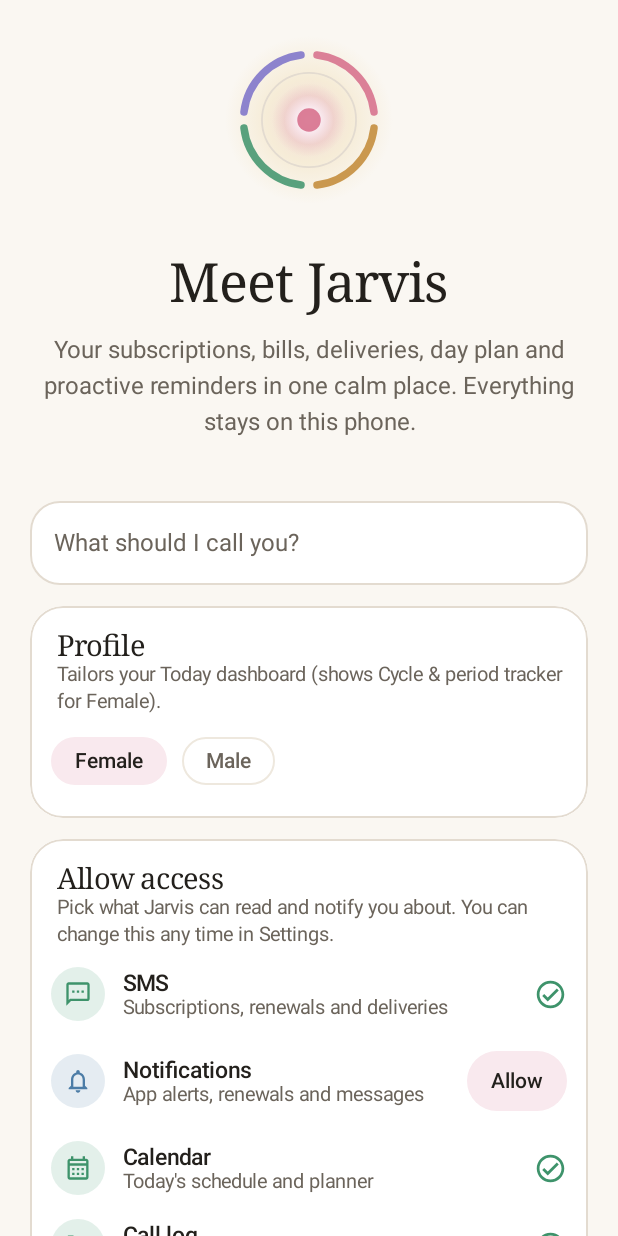
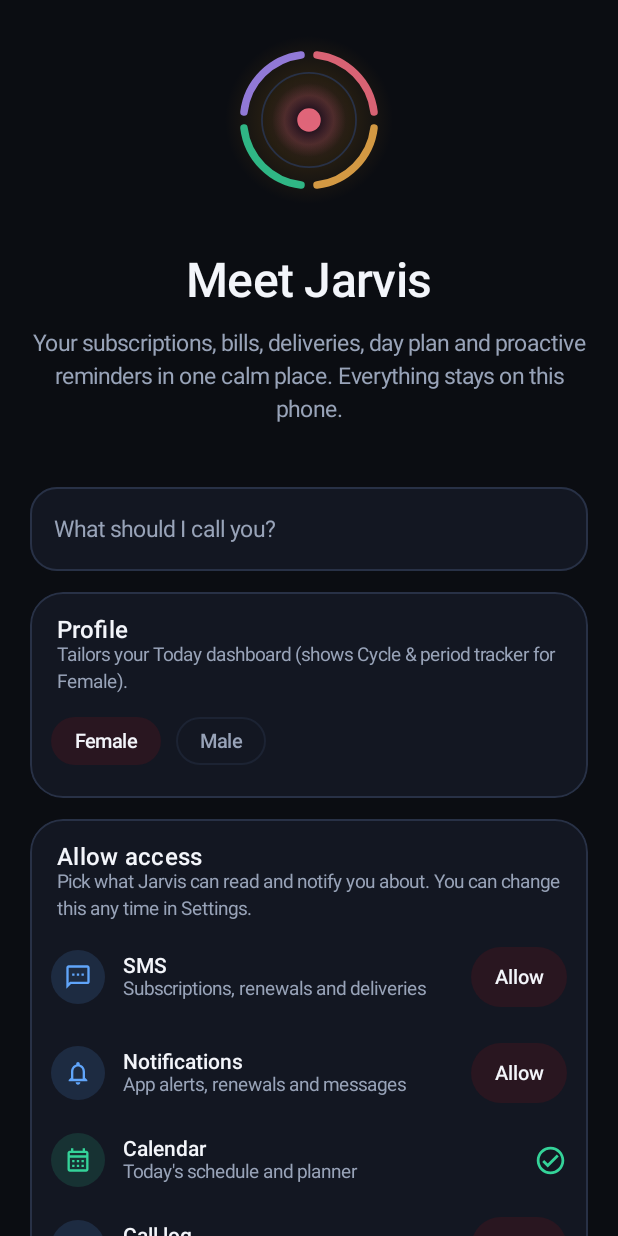
Before and after one commit to SarathChandraBellam/jarvis, an Android app built with Jetpack Compose: the screen it shows after launch (MainActivity), on a phone screen of 412 x 824 dp. Run offline under Robolectric (Android 15) with nearby library versions, the phone set to English and light mode, and no system bars.

```diff
--- a/app/build.gradle.kts
+++ b/app/build.gradle.kts
@@ -88,6 +88,7 @@ dependencies {
   implementation(libs.androidx.core.ktx)
   implementation(libs.androidx.lifecycle.runtime.ktx)
   implementation(libs.androidx.activity.compose)
+  implementation(libs.androidx.health.connect)
 
   // Arch Components
   implementation(libs.androidx.lifecycle.runtime.compose)
--- a/app/src/main/kotlin/com/jarvis/hud/contracts/Contracts.kt
+++ b/app/src/main/kotlin/com/jarvis/hud/contracts/Contracts.kt
@@ -1,5 +1,6 @@
 package com.jarvis.hud.contracts
 
+import com.jarvis.hud.model.AgentDecision
 import com.jarvis.hud.model.AppUsageStat
 import com.jarvis.hud.model.CalendarEntry
 import com.jarvis.hud.model.CallSummary
@@ -10,9 +11,12 @@ import com.jarvis.hud.model.DailyBriefing
 import com.jarvis.hud.model.DataSource
 import com.jarvis.hud.model.DeviceTelemetry
 import com.jarvis.hud.model.HabitItem
+import com.jarvis.hud.model.HealthSnapshot
 import com.jarvis.hud.model.ItemStatus
 import com.jarvis.hud.model.JarvisSettings
+import com.jarvis.hud.model.JarvisUiState
 import com.jarvis.hud.model.MealLog
+import com.jarvis.hud.model.MessageClassification
 import com.jarvis.hud.model.OpenRouterModelInfo
 import com.jarvis.hud.model.OrganizedItem
 import com.jarvis.hud.model.PermissionStatus
@@ -38,6 +42,22 @@ interface PhoneDataSource {
 /** Optional hardware step-counter reader (falls back cleanly when no sensor/permission). */
 interface StepSensorSource {
   suspend fun readTodaySteps(): Int?
+}
+
+/** Unified Health Connect / Garmin Connect / wearable health telemetry source. */
+interface HealthDataSource {
+  suspend fun isAvailable(): Boolean
+  suspend fun hasPermissions(): Boolean
+  suspend fun readTodaySnapshot(): HealthSnapshot
+}
+
+/** Voice speech-to-text controller for hands-free talking to J.A.R.V.I.S. */
+interface VoiceListener {
+  val isListening: StateFlow<Boolean>
+  val partialTranscript: StateFlow<String>
+  fun startListening(onResult: (String) -> Unit, onError: (String) -> Unit)
+  fun stopListening()
+  fun destroy()
 }
 
 interface NotificationFeed {
@@ -87,9 +107,16 @@ interface AskAssistant {
   ): ChatMessage
 }
 
+/** Agentic decision engine: interprets voice/text commands into spoken replies + autonomous actions. */
+interface AgentEngine {
+  suspend fun decide(prompt: String, state: JarvisUiState): AgentDecision
+}
+
 interface IntelStore {
   val items: StateFlow<List<OrganizedItem>>
+  val classificationMap: StateFlow<Map<String, MessageClassification>>
   suspend fun upsert(items: List<OrganizedItem>)
+  suspend fun recordClassifications(entries: Collection<MessageClassification>)
   suspend fun setStatus(itemId: String, status: ItemStatus)
   suspend fun isProcessed(contentHash: String): Boolean
   suspend fun markProcessed(hashes: Collection<String>)
@@ -156,6 +183,8 @@ interface Speaker {
 interface JarvisContainer {
   val phoneData: PhoneDataSource
   val stepSensor: StepSensorSource
+  val healthData: HealthDataSource
+  val voiceListener: VoiceListener
   val notifications: NotificationFeed
   val permissions: PermissionChecker
   val settingsRepo: SettingsRepository
@@ -163,6 +192,8 @@ interface JarvisContainer {
   val organizer: IntelOrganizer
   val briefings: BriefingGenerator
   val assistant: AskAssistant
+  val agent: AgentEngine?
+    get() = null
   val store: IntelStore
   val plannerStore: PlannerStore
   val notifier: ProactiveNotifier
--- a/app/src/main/kotlin/com/jarvis/hud/model/JarvisModels.kt
+++ b/app/src/main/kotlin/com/jarvis/hud/model/JarvisModels.kt
@@ -306,16 +306,67 @@ data class PermissionStatus(
   val usageAccessGranted: Boolean,
   val notificationsPostGranted: Boolean = true,
   val activityRecognitionGranted: Boolean = true,
+  val microphoneGranted: Boolean = false,
+  val healthConnectGranted: Boolean = false,
 ) {
   val grantedCount: Int
     get() = listOf(
-      smsGranted,
       notificationAccessGranted,
+      healthConnectGranted,
+      microphoneGranted,
       calendarGranted,
-      callLogGranted,
-      usageAccessGranted,
+      notificationsPostGranted,
     ).count { it }
 }
+
+/** Explicit mapping of an ingested message/notification ID to its AI classification. */
+data class MessageClassification(
+  val messageId: String,
+  val category: IntelCategory,
+  val priority: Priority,
+  val source: DataSource,
+  val sender: String,
+  val title: String,
+  val classifiedBy: String = "local",
+  val timestamp: Long = 0L,
+)
+
+/** Unified health telemetry pulled from Android Health Connect (Garmin Connect / watch) or phone sensors. */
+data class HealthSnapshot(
+  val stepsToday: Int? = null,
+  val sleepMinutesLastNight: Int? = null,
+  val bedtimeLabel: String? = null,
+  val wakeLabel: String? = null,
+  val heartRateBpm: Int? = null,
+  val activeCaloriesKcal: Int? = null,
+  val recentWorkouts: List<WorkoutLog> = emptyList(),
+  val sourceLabel: String = "Device sensors",
+  val connected: Boolean = false,
+  val garminDetected: Boolean = false,
+  val syncedAtMillis: Long = 0L,
+)
+
+/** Structured action proposed by J.A.R.V.I.S. from natural speech or text. */
+data class AgentAction(
+  val type: String,
+  val params: Map<String, String> = emptyMap(),
+)
+
+/** Result of an agentic decision turn (spoken reply + zero or more autonomous actions). */
+data class AgentDecision(
+  val reply: String,
+  val actions: List<AgentAction> = emptyList(),
+  val modelUsed: String = "local",
+)
+
+/** Audit log entry shown on the HUD when J.A.R.V.I.S. autonomously logs or updates state. */
+data class AgentActionLog(
+  val id: String,
+  val actionType: String,
+  val summary: String,
+  val timestamp: Long,
+  val succeeded: Boolean = true,
+)
 
 data class JarvisSettings(
   val apiKey: String = "",
@@ -364,6 +415,8 @@ data class JarvisUiState(
   val isSyncing: Boolean = false,
   val syncStatusLine: String = "Ready",
   val isSpeaking: Boolean = false,
+  val isListening: Boolean = false,
+  val liveTranscript: String = "",
   val isAskingAi: Boolean = false,
   val settings: JarvisSettings = JarvisSettings(),
   val permissions: PermissionStatus = PermissionStatus(
@@ -379,8 +432,11 @@ data class JarvisUiState(
     freeStorageGb = 64.5f,
     totalStorageGb = 128.0f,
   ),
+  val healthSnapshot: HealthSnapshot = HealthSnapshot(),
   val briefing: DailyBriefing? = null,
   val items: List<OrganizedItem> = emptyList(),
+  val classificationMap: Map<String, MessageClassification> = emptyMap(),
+  val recentAgentActions: List<AgentActionLog> = emptyList(),
   val subscriptions: List<TrackedSubscription> = emptyList(),
   val reminders: List<PlannerReminder> = emptyList(),
   val proactiveAlerts: List<ProactiveAlert> = emptyList(),
@@ -423,6 +479,9 @@ interface JarvisActions {
   fun onDismissError()
   fun onOpenItem(itemId: String?)
   fun onClearChat()
+  fun onToggleVoiceListening() {}
+  fun onRequestHealthConnectPermissions() {}
+  fun onOpenHealthConnectSettings() {}
   fun onSelectTodayView(index: Int) {}
   fun onSelectSubsView(index: Int) {}
   fun onSelectInboxFilter(categoryName: String?, showCompleted: Boolean) {}
--- a/app/src/main/kotlin/com/jarvis/hud/ui/theme/Color.kt
+++ b/app/src/main/kotlin/com/jarvis/hud/ui/theme/Color.kt
@@ -3,56 +3,60 @@ package com.jarvis.hud.ui.theme
 import androidx.compose.ui.graphics.Color
 
 /**
- * Warm calm cream & soft pastel palette inspired by @itspsneha's personal software aesthetic:
- * warm paper cream canvas, crisp white cards, blush rose, warm sand, sage mint,
- * soft lavender, and dusty slate blue — gentle and soothing, never harsh.
+ * Original ambient obsidian palette: deep matte charcoal canvas, graphite cards,
+ * electric indigo primary accent, live mint health indicators, warm amber alerts,
+ * and soft rose highlights.
  */
 object HudColors {
-  val Background = Color(0xFFFAF7F2)
-  val Surface = Color(0xFFFFFFFF)
-  val SurfaceHigh = Color(0xFFF3EFE8)
-  val SurfaceHighest = Color(0xFFE9E2D6)
-  val DockGlass = Color(0xF7FFFFFF)
+  val Background = Color(0xFF0B0D12)
+  val Surface = Color(0xFF131722)
+  val SurfaceHigh = Color(0xFF1B2130)
+  val SurfaceHighest = Color(0xFF252D40)
+  val DockGlass = Color(0xF2121620)
 
-  val Outline = Color(0xFFE3DBD0)
-  val OutlineSoft = Color(0xFFEEE8DE)
+  val Outline = Color(0xFF283146)
+  val OutlineSoft = Color(0xFF1C2333)
 
-  // High-contrast warm espresso ink for primary buttons & active pills on cream paper.
-  val Cream = Color(0xFF23201C)
-  val OnCream = Color(0xFFFAF7F2)
+  // Primary electric indigo accent and crisp dark ink on primary controls.
+  val Cream = Color(0xFF7C9BFF)
+  val OnCream = Color(0xFF090D16)
 
-  // Soft calm pastel accents & tinted card washes.
-  val Blush = Color(0xFFD66D8A)
-  val BlushSoft = Color(0xFFF9E9EE)
+  // Soft rose accent for cycle/urgent signals.
+  val Blush = Color(0xFFFB7185)
+  val BlushSoft = Color(0xFF291620)
 
-  val Sand = Color(0xFFC28935)
+  // Warm amber for renewals, bills, and attention signals.
+  val Sand = Color(0xFFF5B14C)
   val Amber = Sand
   val Gold = Sand
-  val SandSoft = Color(0xFFF6ECD7)
+  val SandSoft = Color(0xFF261E12)
 
-  val Sage = Color(0xFF3E936B)
+  // Live mint for health telemetry, steps, and completed actions.
+  val Sage = Color(0xFF34D399)
   val Mint = Sage
   val Green = Sage
-  val SageSoft = Color(0xFFE3F2EA)
+  val SageSoft = Color(0xFF0F2620)
 
-  val Lavender = Color(0xFF7B70C9)
+  // Soft violet for AI classification and sleep telemetry.
+  val Lavender = Color(0xFFA78BFA)
   val Violet = Lavender
-  val LavenderSoft = Color(0xFFEDEAF8)
+  val LavenderSoft = Color(0xFF1E1A32)
 
-  val SlateBlue = Color(0xFF4C7CA6)
-  val SlateBlueSoft = Color(0xFFE6EFF7)
+  // Cool azure accent for voice presence and active status.
+  val SlateBlue = Color(0xFF60A5FA)
+  val SlateBlueSoft = Color(0xFF121E32)
   val Sky = SlateBlue
   val Cyan = SlateBlue
   val CyanSoft = SlateBlueSoft
-  val OnCyan = Color(0xFFFFFFFF)
+  val OnCyan = Color(0xFF090D16)
 
-  val Peach = Color(0xFFD07B52)
-  val PeachSoft = Color(0xFFFBECE3)
+  val Peach = Color(0xFFFB923C)
+  val PeachSoft = Color(0xFF281A12)
 
-  val Coral = Color(0xFFCB5E59)
+  val Coral = Color(0xFFF87171)
   val Red = Coral
 
-  val Text = Color(0xFF23201C)
-  val TextDim = Color(0xFF6B645B)
-  val TextMuted = Color(0xFF9B9389)
+  val Text = Color(0xFFF3F5FA)
+  val TextDim = Color(0xFF98A3B8)
+  val TextMuted = Color(0xFF636E85)
 }
--- a/app/src/main/kotlin/com/jarvis/hud/ui/theme/Theme.kt
+++ b/app/src/main/kotlin/com/jarvis/hud/ui/theme/Theme.kt
@@ -4,7 +4,7 @@ import androidx.compose.foundation.shape.RoundedCornerShape
 import androidx.compose.material3.MaterialTheme
 import androidx.compose.material3.Shapes
 import androidx.compose.material3.Typography
-import androidx.compose.material3.lightColorScheme
+import androidx.compose.material3.darkColorScheme
 import androidx.compose.runtime.Composable
 import androidx.compose.ui.text.TextStyle
 import androidx.compose.ui.text.font.FontFamily
@@ -13,108 +13,109 @@ import androidx.compose.ui.text.font.FontWeight
 import androidx.compose.ui.unit.dp
 import androidx.compose.ui.unit.sp
 
-private val JarvisColorScheme = lightColorScheme(
+private val JarvisColorScheme = darkColorScheme(
   primary = HudColors.Cream,
   onPrimary = HudColors.OnCream,
   primaryContainer = HudColors.BlushSoft,
-  onPrimaryContainer = HudColors.Blush,
+  onPrimaryContainer = HudColors.Cream,
   secondary = HudColors.Sand,
-  onSecondary = HudColors.Surface,
+  onSecondary = HudColors.OnCream,
   secondaryContainer = HudColors.SandSoft,
   onSecondaryContainer = HudColors.Text,
   tertiary = HudColors.Sage,
-  onTertiary = HudColors.Surface,
+  onTertiary = HudColors.OnCream,
   error = HudColors.Coral,
-  onError = HudColors.Surface,
+  onError = HudColors.OnCream,
   background = HudColors.Background,
   onBackground = HudColors.Text,
-  surface = HudColors.Background,
+  surface = HudColors.Surface,
   onSurface = HudColors.Text,
   surfaceVariant = HudColors.SurfaceHigh,
   onSurfaceVariant = HudColors.TextDim,
-  surfaceContainerLowest = HudColors.Surface,
-  surfaceContainerLow = HudColors.Background,
+  surfaceContainerLowest = HudColors.Background,
+  surfaceContainerLow = HudColors.Surface,
   surfaceContainer = HudColors.Surface,
   surfaceContainerHigh = HudColors.SurfaceHigh,
   surfaceContainerHighest = HudColors.SurfaceHighest,
   outline = HudColors.Outline,
   outlineVariant = HudColors.OutlineSoft,
-  inverseSurface = HudColors.Cream,
-  inverseOnSurface = HudColors.OnCream,
-  inversePrimary = HudColors.Blush,
+  inverseSurface = HudColors.Text,
+  inverseOnSurface = HudColors.Background,
+  inversePrimary = HudColors.Cream,
 )
 
 private val Sans = FontFamily.SansSerif
-private val Serif = FontFamily.Serif
+private val Mono = FontFamily.Monospace
 
-/** Editorial serif display + tabular numeric roles for calm personal software. */
+/** Tactical Stark HUD display + tabular numeric roles. */
 object JarvisType {
   val HeroSerif = TextStyle(
-    fontFamily = Serif,
-    fontWeight = FontWeight.Medium,
-    fontSize = 36.sp,
-    lineHeight = 42.sp,
-    letterSpacing = (-0.6).sp,
+    fontFamily = Sans,
+    fontWeight = FontWeight.SemiBold,
+    fontSize = 32.sp,
+    lineHeight = 38.sp,
+    letterSpacing = (-0.5).sp,
     fontFeatureSettings = "tnum",
   )
   val TitleSerif = TextStyle(
-    fontFamily = Serif,
-    fontWeight = FontWeight.Medium,
-    fontSize = 24.sp,
-    lineHeight = 30.sp,
-    letterSpacing = (-0.3).sp,
+    fontFamily = Sans,
+    fontWeight = FontWeight.SemiBold,
+    fontSize = 22.sp,
+    lineHeight = 28.sp,
+    letterSpacing = (-0.2).sp,
   )
   val SectionSerif = TextStyle(
-    fontFamily = Serif,
-    fontWeight = FontWeight.Medium,
-    fontSize = 19.sp,
-    lineHeight = 24.sp,
-    letterSpacing = (-0.2).sp,
+    fontFamily = Sans,
+    fontWeight = FontWeight.SemiBold,
+    fontSize = 16.sp,
+    lineHeight = 22.sp,
+    letterSpacing = 0.2.sp,
   )
   val MetricLarge = TextStyle(
-    fontFamily = Sans,
-    fontWeight = FontWeight.SemiBold,
-    fontSize = 28.sp,
-    lineHeight = 34.sp,
-    letterSpacing = (-0.5).sp,
+    fontFamily = Mono,
+    fontWeight = FontWeight.Bold,
+    fontSize = 26.sp,
+    lineHeight = 32.sp,
+    letterSpacing = (-0.4).sp,
     fontFeatureSettings = "tnum",
   )
   val MetricMedium = TextStyle(
-    fontFamily = Sans,
+    fontFamily = Mono,
     fontWeight = FontWeight.SemiBold,
-    fontSize = 20.sp,
-    lineHeight = 26.sp,
+    fontSize = 18.sp,
+    lineHeight = 24.sp,
     fontFeatureSettings = "tnum",
   )
   val PromptItalic = TextStyle(
-    fontFamily = Serif,
-    fontStyle = FontStyle.Italic,
-    fontSize = 12.sp,
+    fontFamily = Mono,
+    fontStyle = FontStyle.Normal,
+    fontSize = 11.sp,
     lineHeight = 16.sp,
+    letterSpacing = 0.4.sp,
   )
 }
 
 private val JarvisTypography = Typography(
-  displaySmall = TextStyle(fontFamily = Serif, fontWeight = FontWeight.Medium, fontSize = 34.sp, lineHeight = 40.sp, letterSpacing = (-0.5).sp),
-  headlineMedium = TextStyle(fontFamily = Serif, fontWeight = FontWeight.Medium, fontSize = 26.sp, lineHeight = 32.sp, letterSpacing = (-0.3).sp),
-  headlineSmall = TextStyle(fontFamily = Serif, fontWeight = FontWeight.Medium, fontSize = 22.sp, lineHeight = 28.sp),
-  titleLarge = TextStyle(fontFamily = Serif, fontWeight = FontWeight.Medium, fontSize = 21.sp, lineHeight = 26.sp),
-  titleMedium = TextStyle(fontFamily = Sans, fontWeight = FontWeight.SemiBold, fontSize = 16.sp, lineHeight = 22.sp),
-  titleSmall = TextStyle(fontFamily = Sans, fontWeight = FontWeight.Medium, fontSize = 15.sp, lineHeight = 20.sp),
-  bodyLarge = TextStyle(fontFamily = Sans, fontSize = 16.sp, lineHeight = 24.sp),
+  displaySmall = TextStyle(fontFamily = Sans, fontWeight = FontWeight.SemiBold, fontSize = 32.sp, lineHeight = 38.sp, letterSpacing = (-0.4).sp),
+  headlineMedium = TextStyle(fontFamily = Sans, fontWeight = FontWeight.SemiBold, fontSize = 24.sp, lineHeight = 30.sp, letterSpacing = (-0.2).sp),
+  headlineSmall = TextStyle(fontFamily = Sans, fontWeight = FontWeight.SemiBold, fontSize = 20.sp, lineHeight = 26.sp),
+  titleLarge = TextStyle(fontFamily = Sans, fontWeight = FontWeight.SemiBold, fontSize = 19.sp, lineHeight = 24.sp),
+  titleMedium = TextStyle(fontFamily = Sans, fontWeight = FontWeight.SemiBold, fontSize = 15.sp, lineHeight = 21.sp),
+  titleSmall = TextStyle(fontFamily = Sans, fontWeight = FontWeight.Medium, fontSize = 14.sp, lineHeight = 20.sp),
+  bodyLarge = TextStyle(fontFamily = Sans, fontSize = 15.sp, lineHeight = 22.sp),
   bodyMedium = TextStyle(fontFamily = Sans, fontSize = 14.sp, lineHeight = 20.sp),
-  bodySmall = TextStyle(fontFamily = Sans, fontSize = 13.sp, lineHeight = 18.sp),
-  labelLarge = TextStyle(fontFamily = Sans, fontWeight = FontWeight.Medium, fontSize = 14.sp, lineHeight = 20.sp, fontFeatureSettings = "tnum"),
-  labelMedium = TextStyle(fontFamily = Sans, fontWeight = FontWeight.Medium, fontSize = 12.sp, lineHeight = 16.sp, fontFeatureSettings = "tnum"),
-  labelSmall = TextStyle(fontFamily = Sans, fontWeight = FontWeight.Medium, fontSize = 11.sp, lineHeight = 16.sp, letterSpacing = 0.3.sp, fontFeatureSettings = "tnum"),
+  bodySmall = TextStyle(fontFamily = Sans, fontSize = 12.5.sp, lineHeight = 18.sp),
+  labelLarge = TextStyle(fontFamily = Sans, fontWeight = FontWeight.SemiBold, fontSize = 13.sp, lineHeight = 18.sp, fontFeatureSettings = "tnum"),
+  labelMedium = TextStyle(fontFamily = Mono, fontWeight = FontWeight.Medium, fontSize = 11.5.sp, lineHeight = 16.sp, fontFeatureSettings = "tnum"),
+  labelSmall = TextStyle(fontFamily = Mono, fontWeight = FontWeight.Medium, fontSize = 10.5.sp, lineHeight = 14.sp, letterSpacing = 0.4.sp, fontFeatureSettings = "tnum"),
 )
 
 private val JarvisShapes = Shapes(
   extraSmall = RoundedCornerShape(10.dp),
   small = RoundedCornerShape(14.dp),
-  medium = RoundedCornerShape(20.dp),
-  large = RoundedCornerShape(24.dp),
-  extraLarge = RoundedCornerShape(30.dp),
+  medium = RoundedCornerShape(18.dp),
+  large = RoundedCornerShape(22.dp),
+  extraLarge = RoundedCornerShape(28.dp),
 )
 
 @Composable
--- a/app/src/main/res/values/themes.xml
+++ b/app/src/main/res/values/themes.xml
@@ -1,9 +1,9 @@
 <?xml version="1.0" encoding="utf-8"?>
 <resources>
-    <style name="Theme.JARVIS" parent="android:Theme.Material.Light.NoActionBar">
-        <item name="android:windowBackground">#FAF7F2</item>
-        <item name="android:statusBarColor">#FAF7F2</item>
-        <item name="android:navigationBarColor">#FAF7F2</item>
-        <item name="android:windowLightStatusBar">true</item>
+    <style name="Theme.JARVIS" parent="android:Theme.Material.NoActionBar">
+        <item name="android:windowBackground">#060B12</item>
+        <item name="android:statusBarColor">#060B12</item>
+        <item name="android:navigationBarColor">#060B12</item>
+        <item name="android:windowLightStatusBar">false</item>
     </style>
 </resources>
--- a/gradle/libs.versions.toml
+++ b/gradle/libs.versions.toml
@@ -17,9 +17,11 @@ lifecycleViewmodelNav3 = "2.10.0"
 okhttp = "4.12.0"
 orgJson = "20240303"
 serializationJson = "1.9.0"
+healthConnect = "1.1.0"
 
 [libraries]
 androidx-core-ktx = { module = "androidx.core:core-ktx", version.ref = "androidxCore" }
+androidx-health-connect = { module = "androidx.health.connect:connect-client", version.ref = "healthConnect" }
 androidx-activity-compose = { module = "androidx.activity:activity-compose", version.ref = "androidxActivity" }
 androidx-compose-bom = { group = "androidx.compose", name = "compose-bom", version.ref = "androidxComposeBom" }
 androidx-compose-material3 = { group = "androidx.compose.material3", name = "material3"}
```
Also changed, not shown: app/src/main/AndroidManifest.xml (+25 -8 lines), app/src/main/kotlin/com/jarvis/hud/data/AndroidProactiveNotifier.kt (+7 -3 lines), 1 other file.
